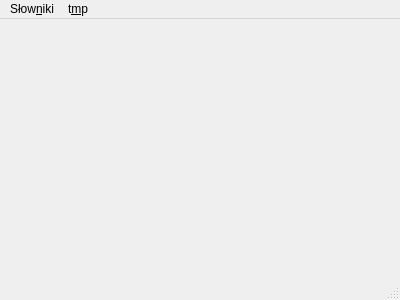
Old version of the form mainwindow.ui in the repository lkucz/magazyn.
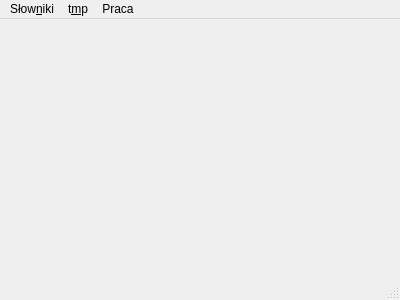
New version of the form.

```diff
--- a/mainwindow.ui
+++ b/mainwindow.ui
@@ -43,8 +43,18 @@
     <addaction name="actionUsers"/>
     <addaction name="actionWorkers"/>
    </widget>
+   <widget class="QMenu" name="menuPraca">
+    <property name="title">
+     <string>Praca</string>
+    </property>
+    <addaction name="actionPrzygotuj_prac"/>
+    <addaction name="actionWydaj_prac"/>
+    <addaction name="actionOdbierz_prac"/>
+    <addaction name="actionLista_prac"/>
+   </widget>
    <addaction name="menuDict"/>
    <addaction name="menuTmp"/>
+   <addaction name="menuPraca"/>
   </widget>
   <widget class="QStatusBar" name="statusBar"/>
   <action name="actionType">
```
Left out of the diff: 20 changed lines with no effect on the pictures.
